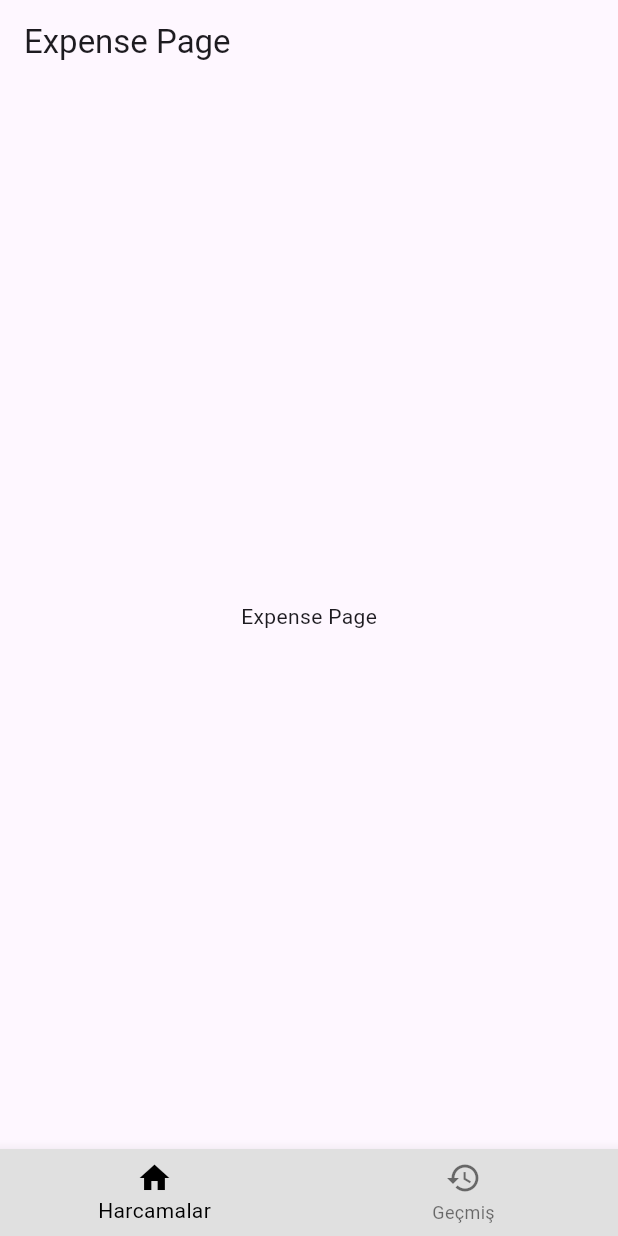
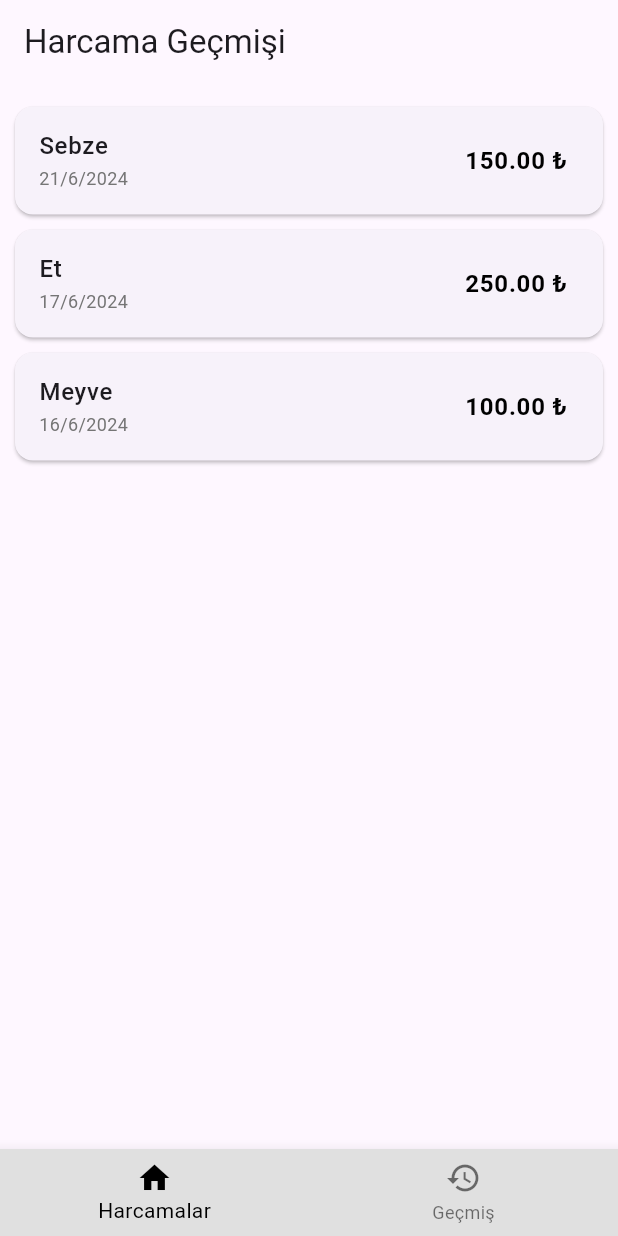
Before and after one commit to ekrem-bas/Limitim-Mobile-App, a Flutter app: the screen it shows after launch, on a phone screen of 412 x 824 dp. Run offline on Flutter 3.47's test engine with Material 3 defaults, Android fonts, the phone set to English and light mode, and no system bars; our stand-ins replace bloc, equatable, flutter_bloc, hive, hive_flutter; accounts and stored records are empty.

Commit message:
add: views for expenses
expense list view with listView.builder and also sorts the expenses, expense list item for list view to show an expense with amount, title, and date. also includes swipe action for delete

```diff
--- a/lib/screens/expense_page.dart
+++ b/lib/screens/expense_page.dart
@@ -1,4 +1,8 @@
 import 'package:flutter/material.dart';
+import 'package:flutter_bloc/flutter_bloc.dart';
+import 'package:limitim/bloc/session_bloc/active_session_bloc.dart';
+import 'package:limitim/models/expense.dart';
+import 'package:limitim/widgets/expense_list_view.dart';
 
 class ExpensePage extends StatelessWidget {
   const ExpensePage({super.key});
@@ -6,8 +10,55 @@ class ExpensePage extends StatelessWidget {
   @override
   Widget build(BuildContext context) {
     return Scaffold(
-      appBar: AppBar(title: const Text('Expense Page')),
-      body: const Center(child: Text('Expense Page')),
+      appBar: AppBar(title: const Text('Harcama Geçmişi')),
+      body: BlocBuilder<ActiveSessionBloc, ActiveSessionState>(
+        builder: (context, state) {
+          if (state is SessionLoading) {
+            return const Center(child: CircularProgressIndicator());
+          } else if (state is NoActiveSession) {
+            // Durum 1: Henüz limit belirlenmemiş ekran
+            return ExpenseListView(
+              expenses: [
+                Expense(
+                  id: "1",
+                  monthId: "1",
+                  title: "Sebze",
+                  amount: 150.0,
+                  date: DateTime.parse("2024-06-21"),
+                ),
+                Expense(
+                  id: "2",
+                  monthId: "1",
+                  title: "Meyve",
+                  amount: 100.0,
+                  date: DateTime.parse("2024-06-16"),
+                ),
+                Expense(
+                  id: "3",
+                  monthId: "1",
+                  title: "Et",
+                  amount: 250.0,
+                  date: DateTime.parse("2024-06-17"),
+                ),
+              ],
+            );
+          } else if (state is SessionActive) {
+            // Durum 2: Harcamaların listelendiği aktif ekran
+            return Center(
+              child: Text(
+                'Active Month: ${state.activeMonth.name} ${state.activeMonth.year}\n'
+                'Total Spent: ${state.totalSpent}\n'
+                'Remaining Limit: ${state.remainingLimit}\n'
+                'Expenses Count: ${state.expenses.length}',
+                textAlign: TextAlign.center,
+              ),
+            );
+          } else if (state is SessionError) {
+            return Center(child: Text(state.message));
+          }
+          return const SizedBox();
+        },
+      ),
     );
   }
 }
--- /dev/null
+++ b/lib/widgets/expense_list_item.dart
@@ -0,0 +1,69 @@
+import 'package:flutter/material.dart';
+import 'package:flutter_bloc/flutter_bloc.dart';
+import 'package:intl/intl.dart';
+import 'package:limitim/bloc/session_bloc/active_session_bloc.dart';
+import 'package:limitim/models/expense.dart';
+
+class ExpenseListItem extends StatelessWidget {
+  final Expense expense;
+
+  const ExpenseListItem({super.key, required this.expense});
+
+  @override
+  Widget build(BuildContext context) {
+    return Dismissible(
+      key: Key(expense.id),
+      direction: DismissDirection.endToStart,
+      background: _buildDeleteBackground(),
+      onDismissed: (direction) {
+        // trigger delete event in the bloc
+        context.read<ActiveSessionBloc>().add(DeleteExpenseEvent(expense.id));
+
+        // give user feedback
+        ScaffoldMessenger.of(
+          context,
+        ).showSnackBar(SnackBar(content: Text('${expense.title} silindi')));
+      },
+      child: Card(
+        margin: const EdgeInsets.symmetric(vertical: 5, horizontal: 10),
+        child: ListTile(
+          title: Text(
+            capitalize(expense.title),
+            style: const TextStyle(fontWeight: FontWeight.w500),
+          ),
+          subtitle: Text(
+            "${expense.date.day}/${expense.date.month}/${expense.date.year}",
+            style: TextStyle(color: Colors.grey[600], fontSize: 12),
+          ),
+          trailing: Text(
+            "${expense.amount.toStringAsFixed(2)} ₺",
+            style: const TextStyle(
+              fontWeight: FontWeight.bold,
+              fontSize: 16,
+              color: Colors.black,
+            ),
+          ),
+        ),
+      ),
+    );
+  }
+
+  Widget _buildDeleteBackground() {
+    return Container(
+      decoration: BoxDecoration(
+        color: Colors.red,
+        borderRadius: BorderRadius.circular(8),
+      ),
+      alignment: Alignment.centerRight,
+      padding: const EdgeInsets.only(right: 20),
+      margin: const EdgeInsets.symmetric(vertical: 6, horizontal: 12),
+      child: const Icon(Icons.delete_sweep, color: Colors.white),
+    );
+  }
+}
+
+String capitalize(String text) {
+  if (text.isEmpty) return text;
+  // toBeginningOfSentenceCase hem ilk harfi büyütür hem de Türkçe karakter desteği sunar.
+  return toBeginningOfSentenceCase(text.toLowerCase()) ?? text;
+}
--- /dev/null
+++ b/lib/widgets/expense_list_view.dart
@@ -0,0 +1,49 @@
+import 'package:flutter/material.dart';
+import 'package:limitim/models/expense.dart';
+import 'package:limitim/widgets/expense_list_item.dart';
+
+class ExpenseListView extends StatelessWidget {
+  final List<Expense> expenses;
+  const ExpenseListView({super.key, required this.expenses});
+
+  @override
+  Widget build(BuildContext context) {
+    final sortedExpenses = List<Expense>.from(expenses)
+      ..sort((a, b) => b.date.compareTo(a.date));
+
+    if (sortedExpenses.isEmpty) {
+      return _emptyView();
+    }
+    return ListView.builder(
+      itemCount: sortedExpenses.length,
+      padding: EdgeInsets.only(bottom: 80, top: 10),
+      physics: const BouncingScrollPhysics(),
+      itemBuilder: (context, index) {
+        final expense = sortedExpenses[index];
+        return ExpenseListItem(expense: expense);
+      },
+    );
+  }
+
+  Center _emptyView() {
+    final String warningMessage =
+        "Henüz bir harcama eklemediniz.\nAlttaki + butonuna basarak başlayın.";
+    return Center(
+      child: Padding(
+        padding: EdgeInsets.all(20.0),
+        child: Column(
+          mainAxisAlignment: MainAxisAlignment.center,
+          children: [
+            Icon(Icons.shopping_bag_outlined, size: 50, color: Colors.grey),
+            SizedBox(height: 10),
+            Text(
+              warningMessage,
+              textAlign: TextAlign.center,
+              style: TextStyle(color: Colors.grey),
+            ),
+          ],
+        ),
+      ),
+    );
+  }
+}
--- a/pubspec.yaml
+++ b/pubspec.yaml
@@ -40,6 +40,7 @@ dependencies:
   hive_flutter: ^1.1.0
   path_provider: ^2.1.5
   hive: ^2.2.3
+  intl: ^0.20.2
 
 dev_dependencies:
   flutter_test:
```
Also changed, not shown: pubspec.lock.
